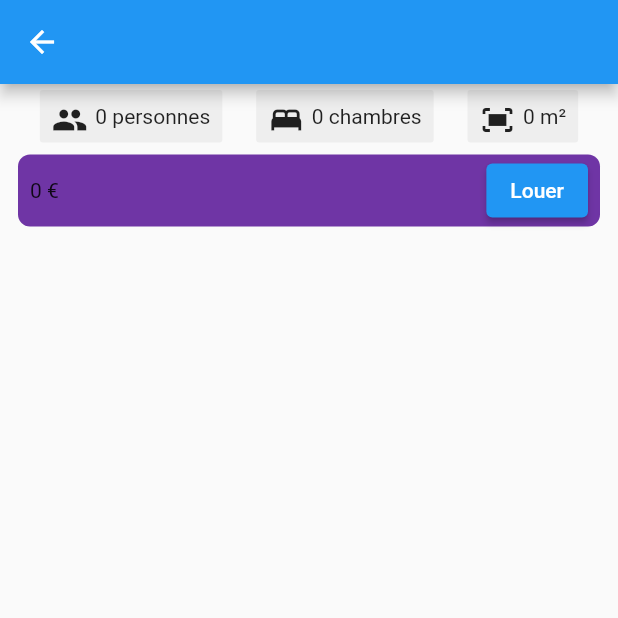
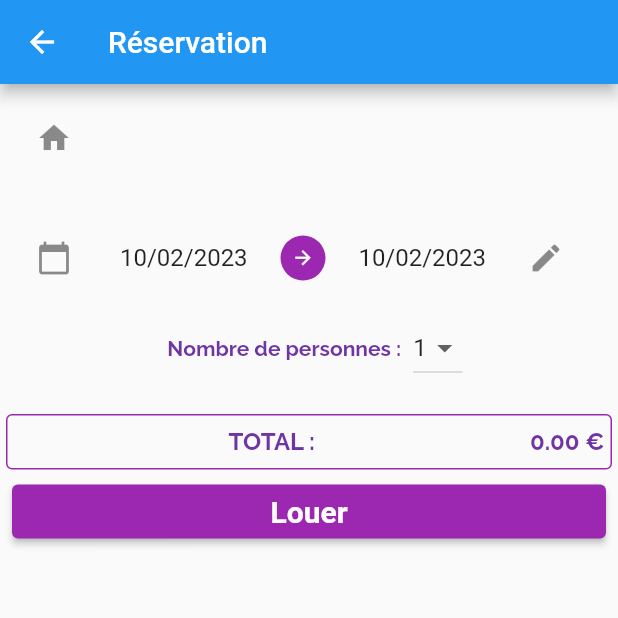
Before and after one commit to 5hiroe/tdlocation, a Flutter app: the HabitationDetails screen opened directly with empty values, after a tap on "Louer", on a phone screen of 412 x 824 dp, the top half of it. Run offline on Flutter 3.47's test engine with Material 2 defaults, Android fonts, the phone set to English and light mode, and no system bars; our stand-ins replace google_fonts.

Commit message:
TD4 terminé

```diff
--- a/lib/main.dart
+++ b/lib/main.dart
@@ -1,4 +1,5 @@
 import 'package:flutter/material.dart';
+import 'package:flutter_localizations/flutter_localizations.dart';
 import 'package:tdlocation/views/habitation_service.dart';
 import 'package:tdlocation/share/location_style.dart';
 import 'package:tdlocation/share/location_text_style.dart';
@@ -23,6 +24,8 @@ class MyApp extends StatelessWidget {
         primarySwatch: Colors.blue,
       ),
       home: MyHomePage(title: 'Locations'),
+      localizationsDelegates: const [GlobalMaterialLocalizations.delegate],
+      supportedLocales: const [Locale('en'), Locale('fr')],
     );
   }
 }
--- a/lib/models/habitation.dart
+++ b/lib/models/habitation.dart
@@ -6,9 +6,9 @@ class Habitation {
   String image;
   String libelle;
   String adresse;
+  int nbpersonnes;
   int chambres;
   int superficie;
-  int nbpersonnes;
   double prixmois;
   int lits;
   int salleBains;
@@ -21,50 +21,44 @@ class Habitation {
       this.image,
       this.libelle,
       this.adresse,
+      this.nbpersonnes,
       this.chambres,
-      this.superficie,
-      this.nbpersonnes,
-      this.prixmois,
       this.lits,
       this.salleBains,
+      this.superficie,
+      this.prixmois,
       {this.options = const [],
       this.optionsPayantes = const []});
-
   Habitation.fromJson(Map<String, dynamic> json)
       : id = json['id'],
         typeHabitat = TypeHabitat.fromJson(json['typehabitat']),
         image = json['image'],
         libelle = json['libelle'],
         adresse = json['adresse'],
+        nbpersonnes = json['habitantsmax'],
         chambres = json['chambres'],
-        superficie = json['superficie'],
-        nbpersonnes = json['habitantsmax'],
-        prixmois = json['prixmois'],
         lits = json['lits'],
         salleBains = json['sdb'],
-        options = json['items'] != null
-            ? (json['items'] as List)
-                .map<Option>((item) => Option.fromJson(item))
-                .toList()
-            : [Option(0, 'Aucune option disponible')],
-        optionsPayantes = json['optionspayantes'] != null
-            ? (json['optionspayantes'] as List)
-                .map<OptionPayante>((item) => OptionPayante.fromJson(item))
-                .toList()
-            : [OptionPayante(0, 'Aucune option payante disponible')];
+        superficie = json['superficie'],
+        prixmois = json['prixmois'],
+        options = (json['items'] as List)
+            .map((item) => Option.fromJson(item))
+            .toList(),
+        optionsPayantes = (json['optionpayantes'] as List)
+            .map((item) => OptionPayante.fromJson(item))
+            .toList();
 }
 
 class Option {
   int id;
   String libelle;
   String description;
-
   Option(this.id, this.libelle, {this.description = ""});
 
   Option.fromJson(Map<String, dynamic> json)
-      : id = json['id'] ?? '',
-        libelle = json['libelle'] ?? '',
-        description = json['description'] ?? '';
+      : id = json['id'],
+        libelle = json['libelle'],
+        description = json['description'];
 }
 
 class OptionPayante extends Option {
@@ -74,6 +68,14 @@ class OptionPayante extends Option {
       {super.description = "", this.prix = 0});
 
   OptionPayante.fromJson(Map<String, dynamic> json)
-      : prix = json['prix'] ?? '',
-        super(json['id'], json['libelle'], description: json['description']);
+      : prix = json['prix'],
+        super.fromJson(json['optionpayante']);
 }
+
+class OptionPayanteCheck extends OptionPayante {
+  bool checked;
+
+  OptionPayanteCheck(int id, String libelle, this.checked,
+      {String description = "", required double prix})
+      : super(id, libelle, description: description, prix: prix);
+}
--- a/lib/models/habitations_data.dart
+++ b/lib/models/habitations_data.dart
@@ -42,7 +42,7 @@ class HabitationsData {
       "description": "Une description",
       "adresse": "12 Rue du Coq qui chante",
       "idVille": 56,
-      "image": "assets/images/maison.jpg",
+      "image": "assets/images/locations/maison.png",
       "habitantsmax": 8,
       "chambres": 3,
       "lits": 3,
@@ -71,7 +71,7 @@ class HabitationsData {
       "description": "bla bla",
       "adresse": "Rue du centre",
       "idVille": 99,
-      "image": "assets/images/appartement.jpg",
+      "image": "assets/images/locations/appartement.png",
       "habitantsmax": 4,
       "chambres": 1,
       "lits": 2,
@@ -88,7 +88,7 @@ class HabitationsData {
       "description": "Desc Maison 3",
       "adresse": "Rue 3",
       "idVille": 4,
-      "image": "assets/images/maison.jpg",
+      "image": "assets/images/locations/maison.png",
       "habitantsmax": 5,
       "chambres": 2,
       "lits": 3,
@@ -111,7 +111,7 @@ class HabitationsData {
       "description": "Desc Maison 4",
       "adresse": "Rue 4",
       "idVille": 4,
-      "image": "assets/images/maison.jpg",
+      "image": "assets/images/locations/maison.png",
       "habitantsmax": 5,
       "chambres": 2,
       "lits": 3,
@@ -147,7 +147,7 @@ class HabitationsData {
       "description": "Desc Maison 5",
       "adresse": "Rue 5",
       "idVille": 4,
-      "image": "assets/images/maison.jpg",
+      "image": "assets/images/locations/maison.png",
       "habitantsmax": 6,
       "chambres": 3,
       "lits": 4,
@@ -164,7 +164,7 @@ class HabitationsData {
       "description": "Desc Maison 6",
       "adresse": "Rue 6",
       "idVille": 4,
-      "image": "assets/images/maison.jpg",
+      "image": "assets/images/locations/maison.png",
       "habitantsmax": 5,
       "chambres": 2,
       "lits": 3,
@@ -187,7 +187,7 @@ class HabitationsData {
       "description": "Desc Maison 7",
       "adresse": "Rue 7",
       "idVille": 4,
-      "image": "assets/images/maison.jpg",
+      "image": "assets/images/locations/maison.png",
       "habitantsmax": 6,
       "chambres": 3,
       "lits": 4,
@@ -204,7 +204,7 @@ class HabitationsData {
       "description": "Desc Maison 8",
       "adresse": "Rue 8",
       "idVille": 4,
-      "image": "assets/images/maison.jpg",
+      "image": "assets/images/locations/maison.png",
       "habitantsmax": 5,
       "chambres": 2,
       "lits": 3,
@@ -221,7 +221,7 @@ class HabitationsData {
       "description": "Desc Maison 9",
       "adresse": "Rue 9",
       "idVille": 4,
-      "image": "assets/images/maison.jpg",
+      "image": "assets/images/locations/maison.png",
       "habitantsmax": 6,
       "chambres": 3,
       "lits": 4,
@@ -244,7 +244,7 @@ class HabitationsData {
       "description": "Desc Maison 10",
       "adresse": "Rue 10",
       "idVille": 4,
-      "image": "assets/images/maison.jpg",
+      "image": "assets/images/locations/maison.png",
       "habitantsmax": 5,
       "chambres": 2,
       "lits": 3,
@@ -277,7 +277,7 @@ class HabitationsData {
       "description": "Desc Appartement 4",
       "adresse": "Rue 4",
       "idVille": 3,
-      "image": "assets/images/appartement.jpg",
+      "image": "assets/images/locations/appartement.png",
       "habitantsmax": 5,
       "chambres": 2,
       "lits": 3,
@@ -319,7 +319,7 @@ class HabitationsData {
       "description": "Desc Appartement 5",
       "adresse": "Rue 5",
       "idVille": 3,
-      "image": "assets/images/appartement.jpg",
+      "image": "assets/images/locations/appartement.png",
       "habitantsmax": 6,
       "chambres": 3,
       "lits": 3,
@@ -361,7 +361,7 @@ class HabitationsData {
       "description": "Desc Appartement 6",
       "adresse": "Rue 6",
       "idVille": 3,
-      "image": "assets/images/appartement.jpg",
+      "image": "assets/images/locations/appartement.png",
       "habitantsmax": 5,
       "chambres": 2,
       "lits": 3,
@@ -403,7 +403,7 @@ class HabitationsData {
       "description": "Desc Appartement 7",
       "adresse": "Rue 7",
       "idVille": 3,
-      "image": "assets/images/appartement.jpg",
+      "image": "assets/images/locations/appartement.png",
       "habitantsmax": 6,
       "chambres": 3,
       "lits": 3,
@@ -445,7 +445,7 @@ class HabitationsData {
       "description": "Desc Appartement 8",
       "adresse": "Rue 8",
       "idVille": 3,
-      "image": "assets/images/appartement.jpg",
+      "image": "assets/images/locations/appartement.png",
       "habitantsmax": 5,
       "chambres": 2,
       "lits": 3,
@@ -487,7 +487,7 @@ class HabitationsData {
       "description": "Desc Appartement 9",
       "adresse": "Rue 9",
       "idVille": 3,
-      "image": "assets/images/appartement.jpg",
+      "image": "assets/images/locations/appartement.png",
       "habitantsmax": 6,
       "chambres": 3,
       "lits": 3,
@@ -529,7 +529,7 @@ class HabitationsData {
       "description": "Desc Appartement 10",
       "adresse": "Rue 10",
       "idVille": 3,
-      "image": "assets/images/appartement.jpg",
+      "image": "assets/images/locations/appartement.png",
       "habitantsmax": 5,
       "chambres": 2,
       "lits": 3,
--- a/lib/models/typehabitat.dart
+++ b/lib/models/typehabitat.dart
@@ -1,8 +1,6 @@
 class TypeHabitat {
   int id;
   String libelle;
-
-  TypeHabitat({required this.id, required this.libelle});
 
   TypeHabitat.fromJson(Map<String, dynamic> json)
       : id = json['id'],
--- a/lib/models/typehabitat_data.dart
+++ b/lib/models/typehabitat_data.dart
@@ -1,6 +1,6 @@
 import 'package:tdlocation/models/typehabitat.dart';
 
-class TypehabitatData {
+class TypeHabitatData {
   static final data = [
     {"id": 1, "libelle": "Maison"},
     {"id": 2, "libelle": "Appartement"}
--- a/lib/share/location_text_style.dart
+++ b/lib/share/location_text_style.dart
@@ -22,6 +22,8 @@ class LocationTextStyle {
   static final boldTextStyle =
       baseTextStyle.copyWith(fontWeight: FontWeight.bold);
 
+  static final boldBigTextStyle = boldTextStyle.copyWith(fontSize: 16.0);
+
   static final subTitleboldTextStyle =
       baseTextStyle.copyWith(fontWeight: FontWeight.bold, fontSize: 16.0);
 }
--- a/lib/views/habitation_details.dart
+++ b/lib/views/habitation_details.dart
@@ -5,6 +5,7 @@ import 'package:tdlocation/share/location_style.dart';
 import 'package:tdlocation/share/location_text_style.dart';
 import 'package:tdlocation/views/habitation_feature_widget.dart';
 import 'package:tdlocation/views/habitation_option.dart';
+import 'package:tdlocation/views/resa_location.dart';
 
 class HabitationDetails extends StatefulWidget {
   final Habitation _habitation;
@@ -24,10 +25,32 @@ class _HabitationDetailsState extends State<HabitationDetails> {
       body: ListView(
         padding: const EdgeInsets.all(4.0),
         children: [
+          _buildHeader(),
           HabitationFeatureWidget(widget._habitation),
           _buildItems(),
           _buildOptionsPayantes(),
           _buildRentButton()
+        ],
+      ),
+    );
+  }
+
+  _buildHeader() {
+    return Container(
+      margin: const EdgeInsets.all(4.0),
+      child: Column(
+        children: [
+          ClipRRect(
+            borderRadius: BorderRadius.circular(8.0),
+            child: Image.asset(
+              widget._habitation.image,
+              fit: BoxFit.cover,
+            ),
+          ),
+          ListTile(
+            title: Text(widget._habitation.libelle),
+            subtitle: Text(widget._habitation.adresse),
+          ),
         ],
       ),
     );
@@ -54,7 +77,11 @@ class _HabitationDetailsState extends State<HabitationDetails> {
               margin: const EdgeInsets.symmetric(horizontal: 8.0),
               child: ElevatedButton(
                   onPressed: () {
-                    print('Louer habitation.');
+                    Navigator.push(
+                        context,
+                        MaterialPageRoute(
+                            builder: (context) =>
+                                ResaLocation(widget._habitation)));
                   },
                   child: const Text('Louer')))
         ],
@@ -63,14 +90,38 @@ class _HabitationDetailsState extends State<HabitationDetails> {
   }
 
   _buildItems() {
-    return Wrap(
+    return Padding(
+      padding: const EdgeInsets.all(8.0),
+      child: Column(
+        children: [
+          Row(
+            children: [
+              Text(
+                style: LocationTextStyle.subTitleboldTextStyle,
+                'Inclus',
+              ),
+              const Expanded(
+                child: Padding(
+                  padding: EdgeInsets.symmetric(horizontal: 10.0),
+                  child: Divider(
+                    color: Colors.purple,
+                    height: 36,
+                    thickness: 1.5,
+                  ),
+                ),
+              ),
+            ],
+          ),
+          Wrap(
               spacing: 2.0,
               children: Iterable.generate(
                   widget._habitation.options.length,
                   (i) => Container(
-                  padding: const EdgeInsets.only(left: 15.0),
+                        padding: const EdgeInsets.only(left: 15.0, top: 10.0),
                         margin: const EdgeInsets.all(2.0),
                         child: Column(
+                          mainAxisSize: MainAxisSize.max,
+                          mainAxisAlignment: MainAxisAlignment.center,
                           children: [
                             Text(widget._habitation.options[i].libelle,
                                 style: LocationTextStyle.boldTextStyle),
@@ -78,16 +129,40 @@ class _HabitationDetailsState extends State<HabitationDetails> {
                                 style: LocationTextStyle.regularGreyTextStyle),
                           ],
                         ),
-                )).toList());
+                      )).toList())
+        ],
+      ),
+    );
   }
 
   _buildOptionsPayantes() {
-    return Wrap(
+    return Padding(
+        padding: const EdgeInsets.all(8.0),
+        child: Column(children: [
+          Row(
+            children: [
+              Text(
+                style: LocationTextStyle.subTitleboldTextStyle,
+                'Options',
+              ),
+              const Expanded(
+                child: Padding(
+                  padding: EdgeInsets.symmetric(horizontal: 10.0),
+                  child: Divider(
+                    color: Colors.purple,
+                    height: 36,
+                    thickness: 1.5,
+                  ),
+                ),
+              ),
+            ],
+          ),
+          Wrap(
               spacing: 2.0,
               children: Iterable.generate(
                   widget._habitation.optionsPayantes.length,
                   (i) => Container(
-                  padding: const EdgeInsets.only(left: 15.0),
+                        padding: const EdgeInsets.only(left: 15.0, top: 10.0),
                         margin: const EdgeInsets.all(2.0),
                         child: Column(
                           children: [
@@ -98,6 +173,7 @@ class _HabitationDetailsState extends State<HabitationDetails> {
                                 style: LocationTextStyle.regularGreyTextStyle),
                           ],
                         ),
-                )).toList());
+                      )).toList())
+        ]));
   }
 }
--- a/lib/views/habitation_service.dart
+++ b/lib/views/habitation_service.dart
@@ -9,7 +9,7 @@ class HabitationService {
   var _habitations;
 
   HabitationService() {
-    _typehabitats = TypehabitatData.buildList();
+    _typehabitats = TypeHabitatData.buildList();
     _habitations = HabitationsData.buildList();
   }
 
--- /dev/null
+++ b/lib/views/resa_location.dart
@@ -0,0 +1,217 @@
+import 'package:flutter/material.dart';
+import 'package:intl/intl.dart';
+import 'package:tdlocation/models/habitation.dart';
+import 'package:tdlocation/share/location_text_style.dart';
+import 'package:tdlocation/views/total_widget.dart';
+
+class ResaLocation extends StatefulWidget {
+  final Habitation _habitation;
+  const ResaLocation(this._habitation, {Key? key}) : super(key: key);
+
+  @override
+  State<ResaLocation> createState() => _ResaLocationState();
+}
+
+class _ResaLocationState extends State<ResaLocation> {
+  DateTime dateDebut = DateTime.now();
+  DateTime dateFin = DateTime.now();
+  String nbPersonnes = '1';
+  List<OptionPayanteCheck> optionPayanteChecks = [];
+
+  var format = NumberFormat("### €");
+
+  @override
+  Widget build(BuildContext context) {
+    _loadOptionPayantes();
+    return Scaffold(
+      appBar: AppBar(
+        title: const Text('Réservation'),
+      ),
+      body: ListView(
+        padding: const EdgeInsets.all(4.0),
+        children: [
+          _buildResume(),
+          _buildDates(),
+          _buildNbPersonnes(),
+          _buildOptionsPayantes(context),
+          TotalWidget(prix: widget._habitation.prixmois),
+          _buildRentButton(),
+        ],
+      ),
+    );
+  }
+
+  _buildResume() {
+    return Container(
+      margin: const EdgeInsets.all(4.0),
+      child: Expanded(
+        child: ListTile(
+          leading: const Icon(Icons.home),
+          title: Text(widget._habitation.libelle),
+          subtitle: Text(widget._habitation.adresse),
+        ),
+      ),
+    );
+  }
+
+  _buildDates() {
+    return Container(
+      margin: const EdgeInsets.all(4.0),
+      child: Row(
+        children: [
+          Expanded(
+            child: ListTile(
+              leading: const Icon(Icons.calendar_today),
+              title: Row(
+                mainAxisAlignment: MainAxisAlignment.spaceBetween,
+                children: [
+                  Text(DateFormat('dd/MM/yyyy').format(dateDebut)),
+                  const CircleAvatar(
+                    radius: 15.0,
+                    backgroundColor: Colors.purple,
+                    child: Icon(
+                      Icons.arrow_forward,
+                      size: 15.0,
+                      color: Colors.white,
+                    ),
+                  ),
+                  Text(DateFormat('dd/MM/yyyy').format(dateFin))
+                ],
+              ),
+              trailing: IconButton(
+                icon: const Icon(Icons.edit),
+                onPressed: () {
+                  dateTimeRangePicker();
+                },
+              ),
+            ),
+          ),
+        ],
+      ),
+    );
+  }
+
+  _buildNbPersonnes() {
+    return Container(
+        margin: const EdgeInsets.all(4.0),
+        child: Row(
+          mainAxisAlignment: MainAxisAlignment.center,
+          children: [
+            Padding(
+              padding: const EdgeInsets.only(left: 8.0, right: 8.0),
+              child: Text(
+                'Nombre de personnes :',
+                style: LocationTextStyle.boldTextStyle,
+              ),
+            ),
+            DropdownButton(
+              value: nbPersonnes,
+              items: const [
+                DropdownMenuItem(
+                  value: '1',
+                  child: Text('1'),
+                ),
+                DropdownMenuItem(
+                  value: '2',
+                  child: Text('2'),
+                ),
+                DropdownMenuItem(
+                  value: '3',
+                  child: Text('3'),
+                ),
+                DropdownMenuItem(
+                  value: '4',
+                  child: Text('4'),
+                ),
+                DropdownMenuItem(
+                  value: '5',
+                  child: Text('5'),
+                ),
+                DropdownMenuItem(
+                  value: '6',
+                  child: Text('6'),
+                ),
+                DropdownMenuItem(
+                  value: '7',
+                  child: Text('7'),
+                ),
+                DropdownMenuItem(
+                  value: '8',
+                  child: Text('8'),
+                )
+              ],
+              onChanged: (String? value) {
+                setState(() {
+                  nbPersonnes = value!;
+                });
+              },
+            ),
+          ],
+        ));
+  }
+
+  _loadOptionPayantes() {
+    if (optionPayanteChecks.isEmpty) {
+      for (var element in widget._habitation.optionsPayantes) {
+        optionPayanteChecks.add(OptionPayanteCheck(
+            element.id, element.libelle, false,
+            description: element.description, prix: element.prix));
+      }
+    }
+  }
+
+  _buildOptionsPayantes(BuildContext context) {
+    return Padding(
+        padding: const EdgeInsets.all(8.0),
+        child: Wrap(
+            spacing: 2.0,
+            children: Iterable.generate(
+                optionPayanteChecks.length,
+                (i) => Expanded(
+                      child: CheckboxListTile(
+                        value: optionPayanteChecks[i].checked,
+                        selected: optionPayanteChecks[i].checked,
+                        onChanged: (value) => setState(() {
+                          optionPayanteChecks[i].checked = value!;
+                        }),
+                        secondary: const Icon(Icons.shopping_cart),
+                        title: Text(optionPayanteChecks[i].libelle,
+                            style: LocationTextStyle.boldTextStyle),
+                        subtitle: Text(optionPayanteChecks[i].description,
+                            style: LocationTextStyle.regularGreyTextStyle),
+                      ),
+                    )).toList()));
+  }
+
+  _buildRentButton() {
+    return Container(
+        margin: const EdgeInsets.all(4.0),
+        child: ElevatedButton(
+            onPressed: () {
+              print('Location init : $nbPersonnes');
+            },
+            style: ElevatedButton.styleFrom(
+                backgroundColor: Colors.purple,
+                textStyle:
+                    const TextStyle(fontSize: 20, fontWeight: FontWeight.bold)),
+            child: const Text('Louer')));
+  }
+
+  dateTimeRangePicker() async {
+    DateTimeRange? datePicked = await showDateRangePicker(
+      context: context,
+      firstDate: DateTime(DateTime.now().year),
+      lastDate: DateTime(DateTime.now().year + 2),
+      initialDateRange: DateTimeRange(start: dateDebut, end: dateFin),
+      cancelText: 'Annuler',
+      confirmText: 'Valider',
+      locale: const Locale("fr", "FR"),
+    );
+    if (datePicked != null) {
+      setState(() {
+        dateDebut = datePicked.start;
+        dateFin = datePicked.end;
+      });
+    }
+  }
+}
--- /dev/null
+++ b/lib/views/total_widget.dart
@@ -0,0 +1,30 @@
+import 'package:flutter/material.dart';
+import 'package:tdlocation/share/location_text_style.dart';
+
+class TotalWidget extends StatelessWidget {
+  final double prix;
+  const TotalWidget({required this.prix, Key? key}) : super(key: key);
+
+  @override
+  Widget build(BuildContext context) {
+    return Container(
+      padding: const EdgeInsets.symmetric(vertical: 8.0, horizontal: 4.0),
+      decoration: BoxDecoration(
+        border: Border.all(color: Colors.purple),
+        borderRadius: BorderRadius.circular(4.0),
+      ),
+      child: Row(
+        children: [
+          Expanded(
+              child: Center(
+                  child: Text('TOTAL :',
+                      style: LocationTextStyle.boldBigTextStyle))),
+          Text(
+            '${prix.toStringAsFixed(2)} €',
+            style: LocationTextStyle.boldBigTextStyle,
+          ),
+        ],
+      ),
+    );
+  }
+}
```
Also changed, not shown: pubspec.yaml (+5 -2 lines), assets/images/appartement.jpg (deleted), assets/images/locations/appartement - Copie.png (added), assets/images/locations/appartement.png (added), assets/images/locations/location.png (added), assets/images/locations/maison - Copie.png (added), assets/images/locations/maison.png (added), assets/images/maison.jpg (deleted), pubspec.lock. Lines whose indentation alone changed are shown as unchanged.
